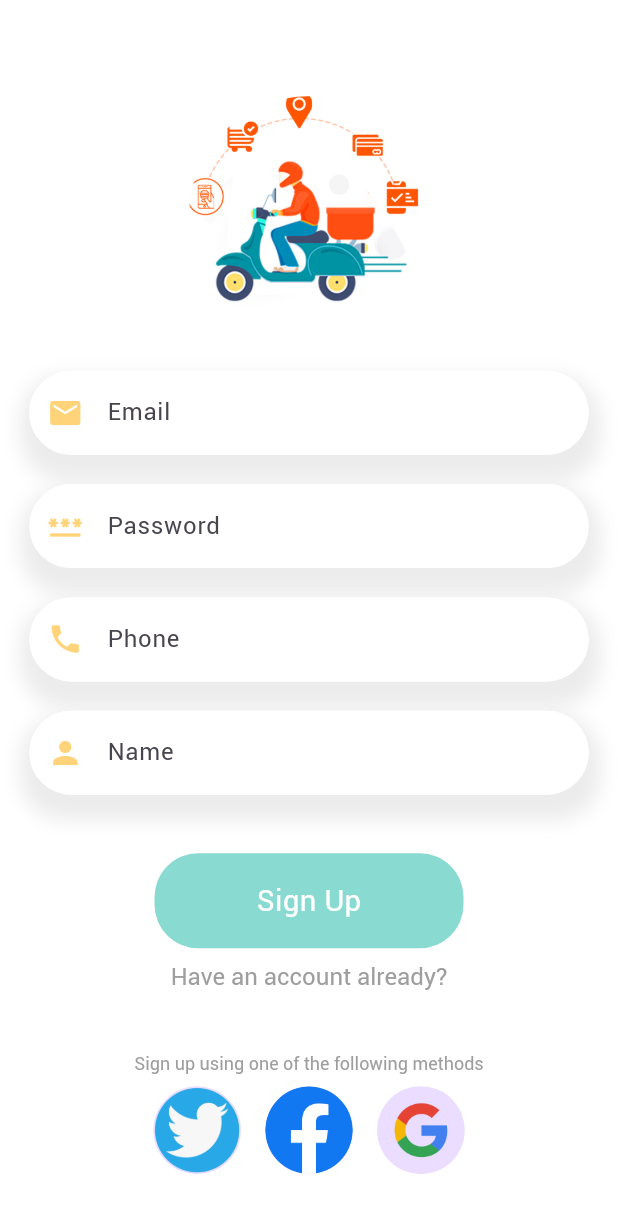
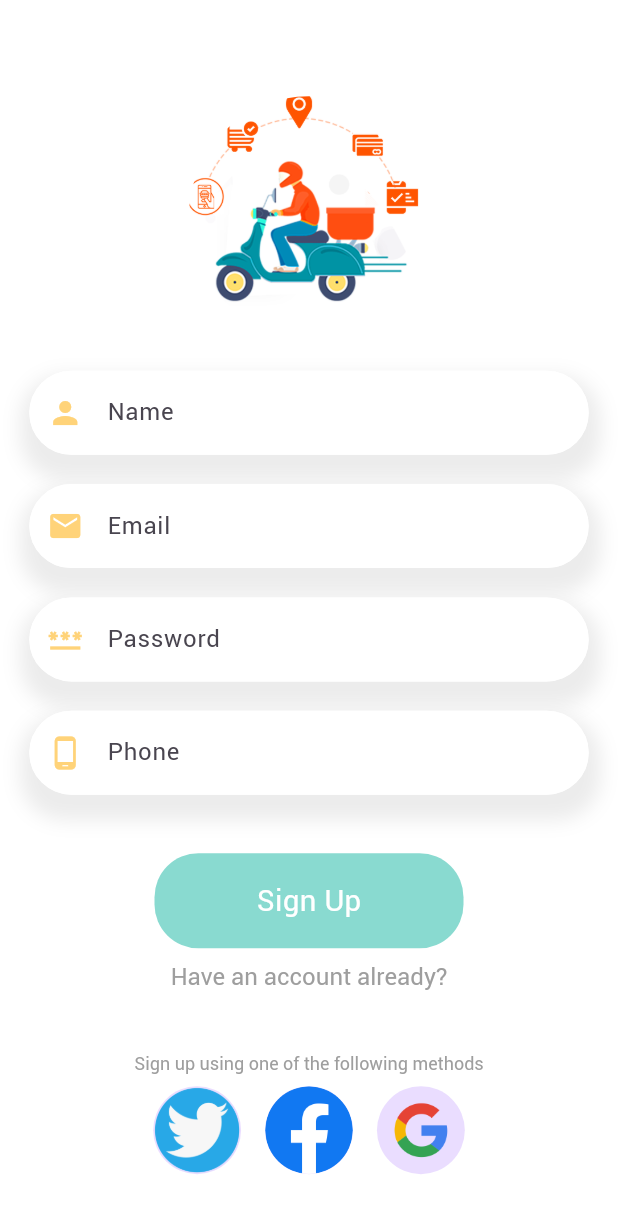
Before and after one commit to cmendoza-dev/food_delivery_application, a Flutter app: the SignUpPage screen opened directly, on a phone screen of 412 x 824 dp. Shown: the top 1213 px of the screen. Run offline on Flutter 3.47's test engine with Material 3 defaults, Android fonts, the phone set to English and light mode, and no system bars; our stand-ins replace dots_indicator, get, persistent_bottom_nav_bar, shared_preferences; accounts and stored records are empty; network calls fail.

Commit message:
Custom Auth

```diff
--- a/lib/main.dart
+++ b/lib/main.dart
@@ -20,7 +20,6 @@ class MyApp extends StatelessWidget {
     Get.find<PopularProductController>().getPopularProductList();
     return GetMaterialApp(
       debugShowCheckedModeBanner: false,
-      //home: SignInPage(),
       initialRoute: RouteHelper.getSplashPage(),
       getPages: RouteHelper.routes,
 
--- a/lib/pages/auth/sign_up_page.dart
+++ b/lib/pages/auth/sign_up_page.dart
@@ -1,5 +1,7 @@
 import 'package:flutter/gestures.dart';
 import 'package:flutter/material.dart';
+import 'package:food_delivery_application/base/show_custom_snackbar.dart';
+import 'package:food_delivery_application/routes/route_helper.dart';
 import 'package:food_delivery_application/utils/colors.dart';
 import 'package:food_delivery_application/utils/dimensions.dart';
 import 'package:food_delivery_application/widgets/app_text_field.dart';
@@ -15,16 +17,40 @@ class SignUpPage extends StatelessWidget {
     var passwordController = TextEditingController();
     var nameController = TextEditingController();
     var phoneController = TextEditingController();
-    var signUpImages = [
-      "t.png",
-      "f.png",
-      "g.png"
-    ];
+
+    var signUpImages = ["t.png", "f.png", "g.png"];
+
+    void _registration() {
+      String name = nameController.text.trim();
+      String phone = phoneController.text.trim();
+      String email = emailController.text.trim();
+      String password = passwordController.text.trim();
+
+      if (name.isEmpty) {
+        showCustomSnackBar("Type in your name", title: "Name");
+      } else if (phone.isEmpty) {
+        showCustomSnackBar("Type in your phone number", title: "Phone number");
+      } else if (email.isEmpty) {
+        showCustomSnackBar("Type in your email address",
+            title: "Email address");
+      } else if (!GetUtils.isEmail(email)) {
+        showCustomSnackBar("Type in a valid email address",
+            title: "Valid email address");
+      } else if (password.isEmpty) {
+        showCustomSnackBar("Type in your password", title: "Password");
+      } else if (password.length < 6) {
+        showCustomSnackBar("Password can not be less than six characters",
+            title: "Password");
+      } else {
+        Get.toNamed(RouteHelper.getInitial());
+
+      }
+    }
 
     return Scaffold(
       backgroundColor: Colors.white,
       body: SingleChildScrollView(
-        physics: BouncingScrollPhysics(),
+        physics: const BouncingScrollPhysics(),
         child: Column(
           children: [
             SizedBox(
@@ -39,6 +65,16 @@ class SignUpPage extends StatelessWidget {
                 backgroundImage: AssetImage("assets/image/sign-up-food.png"),
               ),
             ),
+            // your name
+            AppTextField(
+                textController: nameController,
+                hintText: "Name",
+                icon: Icons.person),
+
+            SizedBox(
+              height: Dimensions.height20,
+            ),
+
             // your email
             AppTextField(
                 textController: emailController,
@@ -51,7 +87,7 @@ class SignUpPage extends StatelessWidget {
             AppTextField(
                 textController: passwordController,
                 hintText: "Password",
-                icon: Icons.password_sharp),
+                icon: Icons.password_sharp, isObscure: true,),
             SizedBox(
               height: Dimensions.height20,
             ),
@@ -59,33 +95,35 @@ class SignUpPage extends StatelessWidget {
             AppTextField(
                 textController: phoneController,
                 hintText: "Phone",
-                icon: Icons.phone),
+                icon: Icons.phone_android),
+
             SizedBox(
-              height: Dimensions.height20,
+              height: Dimensions.height20 + Dimensions.height20,
             ),
-
-            // your name
-            AppTextField(
-                textController: nameController,
-                hintText: "Name",
-                icon: Icons.person),
-            SizedBox(
-              height: Dimensions.height20+Dimensions.height20,
-            ),
-            Container(
-              width: Dimensions.screenWidth/2,
-              height: Dimensions.screenHeight/13,
+            GestureDetector(
+              onTap: () {
+                _registration();
+              },
+              child: Container(
+                width: Dimensions.screenWidth / 2,
+                height: Dimensions.screenHeight / 13,
                 decoration: BoxDecoration(
                     borderRadius: BorderRadius.circular(Dimensions.radius30),
-                color: AppColors.mainColor
+                    color: AppColors.mainColor),
+                child: Center(
+                    child: BigText(
+                  text: "Sign Up",
+                  size: Dimensions.font20,
+                  color: Colors.white,
+                )),
               ),
-              child: Center(child: BigText(text: "Sign Up", size: Dimensions.font20, color: Colors.white, )),
-
             ),
-            SizedBox(height: Dimensions.height10,),
+            SizedBox(
+              height: Dimensions.height10,
+            ),
             RichText(
               text: TextSpan(
-                recognizer: TapGestureRecognizer()..onTap=()=>Get.back(),
+                recognizer: TapGestureRecognizer()..onTap = () => Get.back(),
                 text: "Have an account already?",
                 style: TextStyle(
                   color: Colors.grey[500],
@@ -94,7 +132,9 @@ class SignUpPage extends StatelessWidget {
               ),
             ),
 
-      SizedBox(height: Dimensions.screenHeight*0.05,),
+            SizedBox(
+              height: Dimensions.screenHeight * 0.05,
+            ),
             RichText(
               text: TextSpan(
                 text: "Sign up using one of the following methods",
@@ -106,19 +146,17 @@ class SignUpPage extends StatelessWidget {
             ),
 
             Wrap(
-                children:
-                  List.generate(3, (index) => Padding(
+              children: List.generate(
+                  3,
+                  (index) => Padding(
                         padding: const EdgeInsets.all(8.0),
                         child: CircleAvatar(
                           radius: Dimensions.radius30,
-                      backgroundImage: AssetImage(
-                        "assets/image/"+signUpImages[index]
+                          backgroundImage:
+                              AssetImage("assets/image/${signUpImages[index]}"),
                         ),
+                      )),
             ),
-                  ))
-                ,
-              ),
-
           ],
         ),
       ),
--- a/lib/pages/home/home_page.dart
+++ b/lib/pages/home/home_page.dart
@@ -95,7 +95,11 @@ class _HomePageState extends State<HomePage> {
   List<Widget> _buildScreens() {
     return [
       const MainFoodPage(),
-    const SignUpPage(),
+        Container(
+      child: Center(
+        child: Text("Next page"),
+      ),
+    ),
     Container(
       child: Center(
         child: Text("Next page"),
--- a/lib/routes/route_helper.dart
+++ b/lib/routes/route_helper.dart
@@ -1,3 +1,4 @@
+import 'package:food_delivery_application/pages/auth/sign_in_page.dart';
 import 'package:food_delivery_application/pages/food/popular_food_detail.dart';
 import 'package:food_delivery_application/pages/food/recommended_food_detail.dart';
 import 'package:food_delivery_application/pages/home/home_page.dart';
@@ -8,16 +9,19 @@ import 'package:get/get.dart';
 class RouteHelper {
   static const String splashPage = "/splash-page";
   static const String initial="/";
+   static const String signIn="/signin";
   static const String popularFood = '/popular-food';
   static const String recomendedFood = '/recomended-food';
   static String getSplashPage() => '$splashPage';
   static String getInitial() => '$initial';
   static String getPopularFood() => '$popularFood';
   static String getRecomendedFood() => '$recomendedFood';
+  static String getSignInPage() => '$signIn';
 
   static List<GetPage> routes = [
     GetPage(name: splashPage, page: ()=> SplashScreen()),
     GetPage(name: initial, page: () => HomePage()),
+    GetPage(name: signIn, page: () => SignInPage(), transition: Transition.fadeIn ),
     GetPage(
         name: popularFood,
         page: () {
--- a/lib/widgets/app_text_field.dart
+++ b/lib/widgets/app_text_field.dart
@@ -6,8 +6,9 @@ class AppTextField extends StatelessWidget {
   final TextEditingController textController;
   final String hintText;
   final IconData icon;
+  bool isObscure;
 
-  const AppTextField({super.key, required this.textController, required this.hintText, required this.icon});
+  AppTextField({super.key, required this.textController, required this.hintText, required this.icon, this.isObscure=false});
 
   @override
   Widget build(BuildContext context) {
@@ -27,6 +28,7 @@ class AppTextField extends StatelessWidget {
             ),
             child: TextField(
                 controller: textController,
+                obscureText: isObscure?true:false,
                 decoration: InputDecoration(
                   //hint text
                   hintText: hintText,
--- a/pubspec.yaml
+++ b/pubspec.yaml
@@ -17,6 +17,10 @@ dependencies:
   get: ^4.6.6
   persistent_bottom_nav_bar: ^5.0.2
   shared_preferences: ^2.2.2
+  intl: ^0.19.0
+  google_maps_flutter: ^2.5.0
+  geocoding: ^2.1.1
+  geolocator: ^10.1.0
 
 dev_dependencies:
   flutter_test:
```
Also changed, not shown: lib/base/show_custom_snackbar.dart (added, +21 -0 lines), lib/pages/account/account_page.dart (+25 -3 lines), lib/pages/auth/sign_in_page.dart (+42 -14 lines), lib/pages/food/popular_food_detail.dart (+13 -7 lines), lib/pages/food/recommended_food_detail.dart (+9 -4 lines), pubspec.lock, 4 other files. Lines whose indentation alone changed are shown as unchanged.
